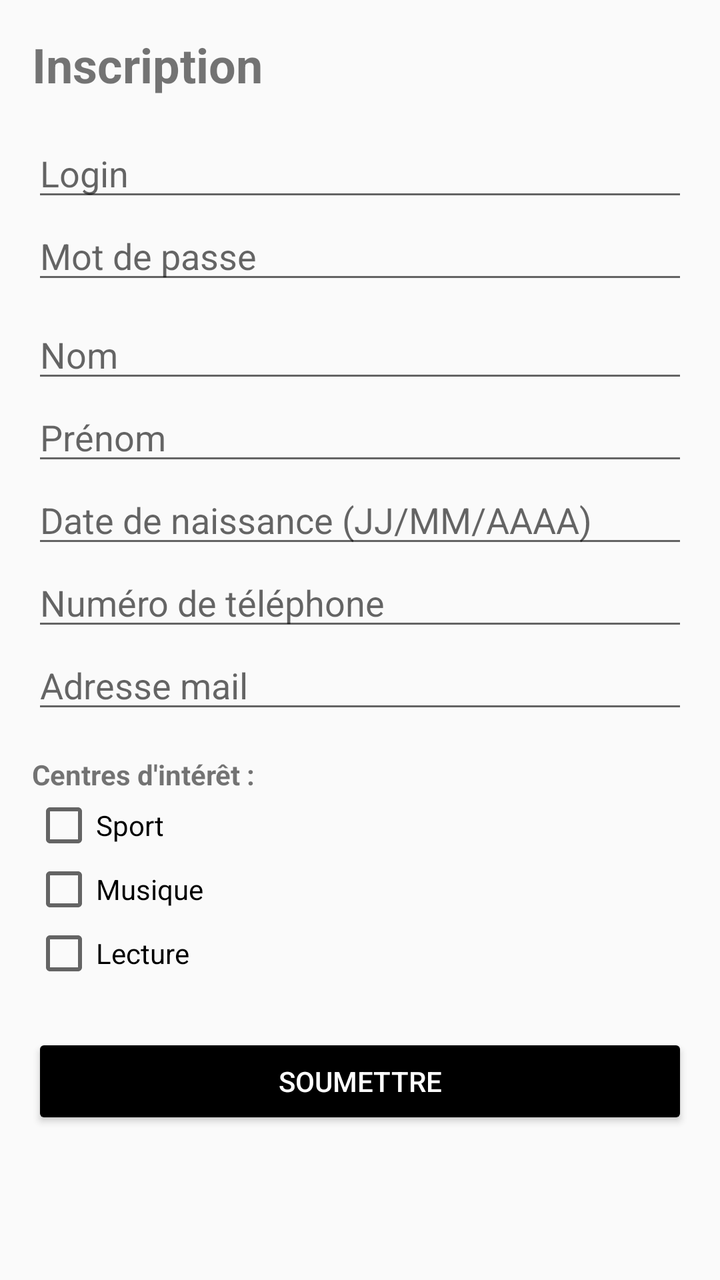
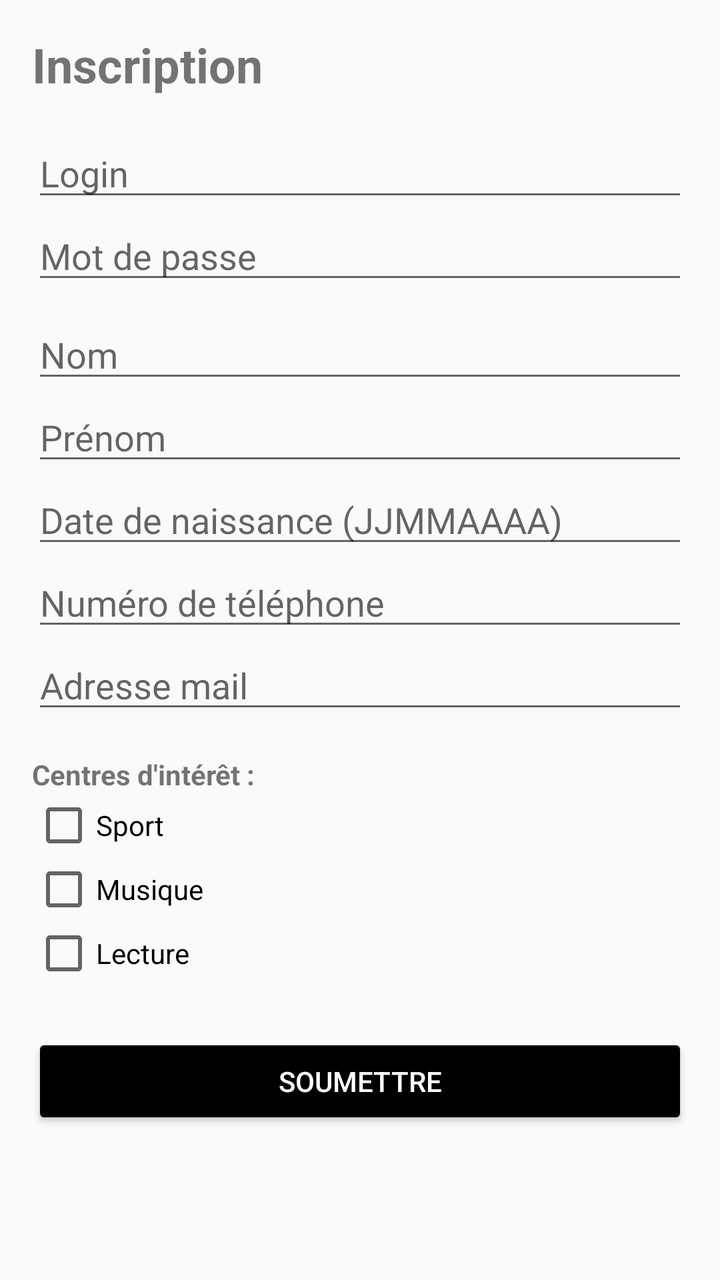

The first picture is an Android layout as it rendered before a commit; the second is the same layout after the commit. The layout source and the unified diff follow.
<!-- AndroidManifest.xml: application theme Theme.AppCompat.Light.DarkActionBar -->
<!-- res/layout/fragment_inscription.xml -->
<?xml version="1.0" encoding="utf-8"?>
<ScrollView xmlns:android="http://schemas.android.com/apk/res/android"
    android:layout_width="match_parent"
    android:layout_height="match_parent"
    android:padding="16dp">

    <LinearLayout
        android:layout_width="match_parent"
        android:layout_height="wrap_content"
        android:orientation="vertical">

        <TextView
            android:layout_width="match_parent"
            android:layout_height="wrap_content"
            android:text="Inscription"
            android:textSize="24sp"
            android:textStyle="bold"
            android:paddingBottom="16dp" />

        <EditText
            android:id="@+id/etLogin"
            android:layout_width="match_parent"
            android:layout_height="wrap_content"
            android:hint="Login"
            android:inputType="text" />

        <EditText
            android:id="@+id/etPassword"
            android:layout_width="match_parent"
            android:layout_height="wrap_content"
            android:hint="Mot de passe"
            android:inputType="textPassword" />

        <EditText
            android:id="@+id/etNom"
            android:layout_width="match_parent"
            android:layout_height="wrap_content"
            android:hint="Nom"
            android:layout_marginTop="8dp" />

        <EditText
            android:id="@+id/etPrenom"
            android:layout_width="match_parent"
            android:layout_height="wrap_content"
            android:hint="Prénom" />

        <EditText
            android:id="@+id/etDob"
            android:layout_width="match_parent"
            android:layout_height="wrap_content"
            android:hint="Date de naissance (JJ/MM/AAAA)"
            android:inputType="number" />

        <EditText
            android:id="@+id/etPhone"
            android:layout_width="match_parent"
            android:layout_height="wrap_content"
            android:hint="Numéro de téléphone"
            android:inputType="phone" />

        <EditText
            android:id="@+id/etEmail"
            android:layout_width="match_parent"
            android:layout_height="wrap_content"
            android:hint="Adresse mail"
            android:inputType="textEmailAddress" />

        <TextView
            android:layout_width="wrap_content"
            android:layout_height="wrap_content"
            android:text="Centres d'intérêt :"
            android:textStyle="bold"
            android:layout_marginTop="16dp" />

        <CheckBox
            android:id="@+id/cbSport"
            android:layout_width="wrap_content"
            android:layout_height="wrap_content"
            android:text="Sport" />

        <CheckBox
            android:id="@+id/cbMusic"
            android:layout_width="wrap_content"
            android:layout_height="wrap_content"
            android:text="Musique" />

        <CheckBox
            android:id="@+id/cbLecture"
            android:layout_width="wrap_content"
            android:layout_height="wrap_content"
            android:text="Lecture" />

        <Button
            android:id="@+id/btnSubmit"
            android:layout_width="match_parent"
            android:layout_height="wrap_content"
            android:text="Soumettre"
            android:layout_marginTop="24dp"
            android:backgroundTint="@color/black"
            android:textColor="@color/white" />

    </LinearLayout>
</ScrollView>
<!-- resources referenced by this layout -->
<resources>
  <color name="black">#FF000000</color>
  <color name="white">#FFFFFFFF</color>
</resources>

<!-- the commit's change to res/layout/fragment_inscription.xml (unified diff, before → after) -->
@@ -48,7 +48,7 @@
             android:id="@+id/etDob"
             android:layout_width="match_parent"
             android:layout_height="wrap_content"
-            android:hint="Date de naissance (JJ/MM/AAAA)"
+            android:hint="Date de naissance (JJMMAAAA)"
             android:inputType="number" />
 
         <EditText
